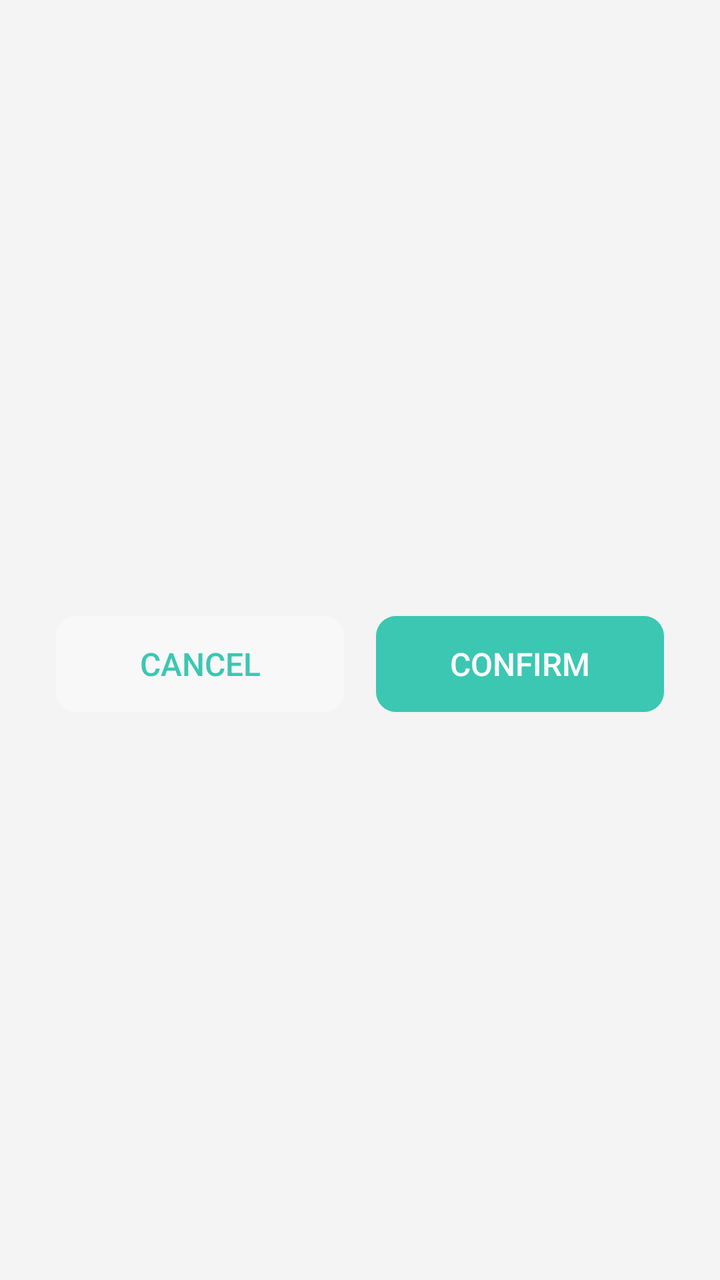
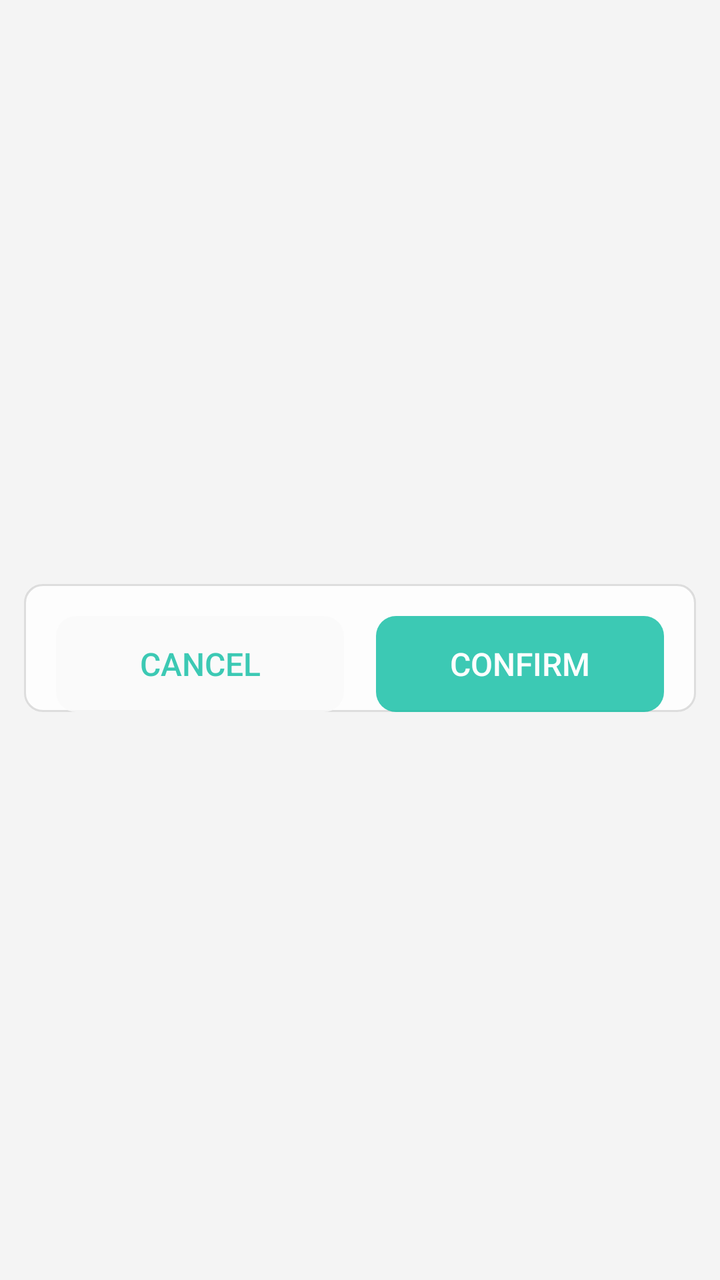

Compare the two renders of this Android layout. The source of the first and the diff that turns it into the second are given below.
<!-- AndroidManifest.xml: application theme AppTheme -->
<!-- res/layout/dialog_item_chooser_small.xml -->
<?xml version="1.0" encoding="utf-8"?>
<LinearLayout xmlns:android="http://schemas.android.com/apk/res/android"
    style="@style/dialogRoot"
    android:gravity="center_vertical"
    android:focusable="true"
    android:focusableInTouchMode="true"
    android:layout_width="match_parent"
    android:layout_height="wrap_content">
    <RelativeLayout
        android:visibility="gone"
        android:id="@+id/search_bar"
        android:background="@drawable/dialog_search_bg"
        android:layout_width="match_parent"
        android:layout_height="50dp">
        <EditText
            android:id="@+id/search_box"
            android:nextFocusDown="@id/search_box"
            android:lines="1"
            android:singleLine="true"
            android:imeOptions="actionSearch"
            android:layout_width="match_parent"
            android:layout_height="match_parent"
            android:paddingStart="20dp"
            android:paddingEnd="20dp"
            android:maxLength="30"
            android:textSize="15dp"
            android:hint="@string/item_chooser_search_hint"
            android:background="@null" />

        <ImageButton
            android:id="@+id/search_box_clear"
            android:background="@null"
            android:layout_alignParentEnd="true"
            android:layout_centerVertical="true"
            android:src="@drawable/dialog_search_clear"
            android:scaleType="centerInside"
            android:padding="15dp"
            android:tint="?android:textColorPrimary"
            android:layout_width="50dp"
            android:layout_height="50dp" />
    </RelativeLayout>

    <FrameLayout
        android:layout_marginBottom="8dp"
        android:id="@+id/header"
        android:layout_width="match_parent"
        android:layout_height="wrap_content">

        <TextView
            style="@style/dialogTitle"
            android:breakStrategy="simple"
            android:paddingStart="4dp"
            android:paddingEnd="4dp"
            android:id="@+id/dialog_title"
            android:visibility="gone"
            android:layout_width="match_parent"
            android:layout_height="wrap_content" />

        <TextView
            style="@style/dialogDesc"
            android:breakStrategy="simple"
            android:paddingStart="4dp"
            android:paddingEnd="4dp"
            android:id="@+id/dialog_desc"
            android:visibility="gone"
            android:layout_width="match_parent"
            android:layout_height="wrap_content" />
    </FrameLayout>

    <ListView
        android:background="@drawable/krscript_item_ripple_kon"
        android:paddingEnd="5dp"
        android:id="@+id/item_list"
        android:scrollbarSize="0dp"
        android:divider="@null"
        android:fastScrollEnabled="true"
        android:scrollbarStyle="insideOverlay"
        android:requiresFadingEdge="vertical"
        android:smoothScrollbar="true"
        android:layout_width="match_parent"
        android:layout_height="wrap_content" />

    <LinearLayout
        android:id="@+id/bottom_buttons"
        android:layout_marginTop="16dp"
        android:layout_marginHorizontal="16dp"
        android:orientation="horizontal"
        android:layout_width="match_parent"
        android:layout_height="wrap_content">

        <Button
            android:id="@+id/btn_cancel"
            style="@style/dialogCancelBtn"
            android:text="@string/btn_cancel">
        </Button>
        <Button
            android:id="@+id/btn_confirm"
            style="@style/dialogConfirmBtn"
            android:text="@string/btn_confirm">
        </Button>
    </LinearLayout>
</LinearLayout>
<!-- resources referenced by this layout -->
<resources>
  <!-- drawable dialog_search_bg (drawable) -->
  <?xml version="1.0" encoding="utf-8"?>
  <shape xmlns:android="http://schemas.android.com/apk/res/android">
      <solid android:color="?attr/colorParse" />
      <size android:height="25dp" />
      <corners android:radius="10dp" />
  
      
  </shape>
  <string name="btn_cancel">Cancel</string>
  <string name="btn_confirm">Confirm</string>
  <string name="item_chooser_search_hint">Search options</string>
  <style name="dialogCancelBtn" parent="dialogLargeBtn">
          <item name="android:layout_marginStart">0dp</item>
          <item name="android:background">@drawable/btn_bg_large_secondary</item>
      </style>
  <style name="dialogConfirmBtn" parent="dialogLargeBtn">
          <item name="android:textColor">#FFFFFF</item>
          <item name="android:background">@drawable/btn_bg_large</item>
      </style>
  <style name="dialogDesc" parent="@style/textSmall">
          <item name="android:paddingStart">16dp</item>
          <item name="android:paddingEnd">16dp</item>
          <item name="android:paddingTop">8dp</item>
          <item name="android:layout_width">match_parent</item>
          <item name="android:layout_height">wrap_content</item>
      </style>
  <style name="dialogRoot">
          <item name="android:layout_width">match_parent</item>
          <item name="android:layout_height">match_parent</item>
          <item name="android:orientation">vertical</item>
          <item name="android:padding">12dp</item>
      </style>
  <style name="dialogTitle" parent="@style/textTitle">
          <item name="android:paddingStart">16dp</item>
          <item name="android:paddingEnd">16dp</item>
          <item name="android:paddingTop">16dp</item>
          <item name="android:layout_width">match_parent</item>
          <item name="android:layout_height">wrap_content</item>
      </style>
  <style name="textSmall">
          <item name="android:textColor">?android:attr/textColorSecondary</item>
          <item name="android:textSize">12sp</item>
      </style>
  <style name="textTitle">
          <item name="android:textColor">?android:attr/textColorPrimary</item>
          <item name="android:textStyle">bold</item>
          <item name="android:textSize">14dp</item>
      </style>
  <color name="colorPrimary">#64CDB6</color>
  <color name="colorPrimaryDark">#30C7B6</color>
  <color name="colorAccent">#0dbda2</color>
  <color name="colorParseDark">#20605f5f</color>
  <color name="colorPirmDark">#20000000</color>
  <color name="status_bg_light">@android:color/white</color>
  <color name="window_bg_light">#f4f4f4</color>
  <color name="cardBgLight">#CCFFFFFF</color>
  <!-- drawable seekbar_thumb (drawable) -->
  <?xml version="1.0" encoding="utf-8"?>
  <shape xmlns:android="http://schemas.android.com/apk/res/android">
      <solid android:color="@android:color/transparent" />
      <corners android:radius="10dp" />
      <size
          android:width="12dp"
          android:height="12dp" />
  </shape>
  <!-- drawable switch_track_disabled (drawable) -->
  <?xml version="1.0" encoding="utf-8"?>
  <shape xmlns:android="http://schemas.android.com/apk/res/android">
      <solid android:color="#22888888" />
      <corners android:radius="10dp" />
      <size android:width="66dp" android:height="20dp" />
  </shape>
  <!-- drawable switch_track_open (drawable) -->
  <?xml version="1.0" encoding="utf-8"?>
  <shape xmlns:android="http://schemas.android.com/apk/res/android">
      <solid android:color="?android:colorAccent" />
      <corners android:radius="10dp" />
      <size android:width="66dp" android:height="20dp" />
  </shape>
  <!-- drawable switch_track_close (drawable) -->
  <?xml version="1.0" encoding="utf-8"?>
  <shape xmlns:android="http://schemas.android.com/apk/res/android">
      <solid android:color="#44888888" />
      <corners android:radius="10dp" />
      <size android:width="66dp" android:height="20dp" />
  </shape>
  <!-- unchanged entries left out for length: 19 -->
</resources>

<!-- the commit's change to res/layout/dialog_item_chooser_small.xml (unified diff, before → after) -->
@@ -1,17 +1,20 @@
 <?xml version="1.0" encoding="utf-8"?>
 <LinearLayout xmlns:android="http://schemas.android.com/apk/res/android"
     style="@style/dialogRoot"
+    android:orientation="vertical"
     android:gravity="center_vertical"
     android:focusable="true"
     android:focusableInTouchMode="true"
     android:layout_width="match_parent"
     android:layout_height="wrap_content">
+
     <RelativeLayout
         android:visibility="gone"
         android:id="@+id/search_bar"
         android:background="@drawable/dialog_search_bg"
         android:layout_width="match_parent"
         android:layout_height="50dp">
+
         <EditText
             android:id="@+id/search_box"
             android:nextFocusDown="@id/search_box"
@@ -67,36 +70,44 @@
             android:layout_height="wrap_content" />
     </FrameLayout>
 
-    <ListView
+    
+    <LinearLayout
         android:background="@drawable/krscript_item_ripple_kon"
-        android:paddingEnd="5dp"
-        android:id="@+id/item_list"
-        android:scrollbarSize="0dp"
-        android:divider="@null"
-        android:fastScrollEnabled="true"
-        android:scrollbarStyle="insideOverlay"
-        android:requiresFadingEdge="vertical"
-        android:smoothScrollbar="true"
-        android:layout_width="match_parent"
-        android:layout_height="wrap_content" />
-
-    <LinearLayout
-        android:id="@+id/bottom_buttons"
-        android:layout_marginTop="16dp"
-        android:layout_marginHorizontal="16dp"
-        android:orientation="horizontal"
+        android:orientation="vertical"
         android:layout_width="match_parent"
         android:layout_height="wrap_content">
 
-        <Button
-            android:id="@+id/btn_cancel"
-            style="@style/dialogCancelBtn"
-            android:text="@string/btn_cancel">
-        </Button>
-        <Button
-            android:id="@+id/btn_confirm"
-            style="@style/dialogConfirmBtn"
-            android:text="@string/btn_confirm">
-        </Button>
+        <ListView
+            android:paddingEnd="5dp"
+            android:id="@+id/item_list"
+            android:scrollbarSize="0dp"
+            android:divider="@null"
+            android:fastScrollEnabled="true"
+            android:scrollbarStyle="insideOverlay"
+            android:requiresFadingEdge="vertical"
+            android:smoothScrollbar="true"
+            android:layout_width="match_parent"
+            android:layout_height="wrap_content" />
+
+        <LinearLayout
+            android:id="@+id/bottom_buttons"
+            android:layout_marginTop="16dp"
+            android:layout_marginHorizontal="16dp"
+            android:orientation="horizontal"
+            android:layout_width="match_parent"
+            android:layout_height="wrap_content">
+
+            <Button
+                android:id="@+id/btn_cancel"
+                style="@style/dialogCancelBtn"
+                android:text="@string/btn_cancel">
+            </Button>
+            <Button
+                android:id="@+id/btn_confirm"
+                style="@style/dialogConfirmBtn"
+                android:text="@string/btn_confirm">
+            </Button>
+        </LinearLayout>
     </LinearLayout>
+
 </LinearLayout>
